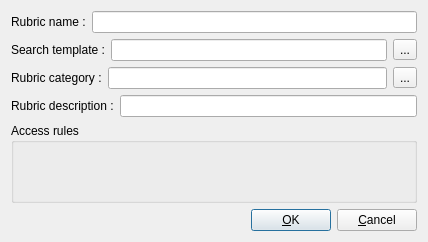
YuriyRusinov/reper, file ddocclient/kksgui/ui/rubric_form.ui: the form before one commit.
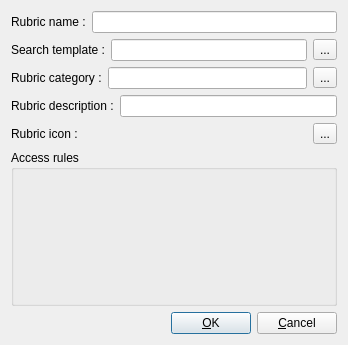
The form after the commit.

Commit message: Rubric add/edit with icon.

```diff
--- a/ddocclient/kksgui/ui/rubric_form.ui
+++ b/ddocclient/kksgui/ui/rubric_form.ui
@@ -6,8 +6,8 @@
    <rect>
     <x>0</x>
     <y>0</y>
-    <width>428</width>
-    <height>242</height>
+    <width>348</width>
+    <height>345</height>
    </rect>
   </property>
   <property name="windowTitle">
@@ -97,6 +97,34 @@
     </layout>
    </item>
    <item row="4" column="0" colspan="3">
+    <layout class="QHBoxLayout" name="icon_layout">
+     <item>
+      <widget class="QLabel" name="lRubricIcon">
+       <property name="text">
+        <string>Rubric icon :</string>
+       </property>
+       <property name="alignment">
+        <set>Qt::AlignJustify|Qt::AlignVCenter</set>
+       </property>
+      </widget>
+     </item>
+     <item>
+      <widget class="QLabel" name="lRubricIconImage">
+       <property name="text">
+        <string/>
+       </property>
+      </widget>
+     </item>
+     <item>
+      <widget class="QToolButton" name="tbRubricIcon">
+       <property name="text">
+        <string>...</string>
+       </property>
+      </widget>
+     </item>
+    </layout>
+   </item>
+   <item row="5" column="0" colspan="3">
     <widget class="QGroupBox" name="gbAccessRules">
      <property name="title">
       <string>Access rules</string>
@@ -104,7 +132,7 @@
      <layout class="QGridLayout" name="gridLayout"/>
     </widget>
    </item>
-   <item row="5" column="0">
+   <item row="6" column="0">
     <spacer name="horizontalSpacer">
      <property name="orientation">
       <enum>Qt::Horizontal</enum>
@@ -117,14 +145,14 @@
      </property>
     </spacer>
    </item>
-   <item row="5" column="1">
+   <item row="6" column="1">
     <widget class="QPushButton" name="pbOk">
      <property name="text">
       <string>&amp;OK</string>
      </property>
     </widget>
    </item>
-   <item row="5" column="2">
+   <item row="6" column="2">
     <widget class="QPushButton" name="pbCancel">
      <property name="text">
       <string>&amp;Cancel</string>
```
The commit also changes 3 other files.
